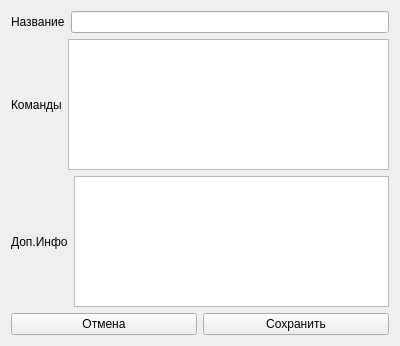
First picture: the form in BotProgram/modules/ui/EditActionForm.ui, repository Mukudori/IntellectualDialogueSystem, before the edit.
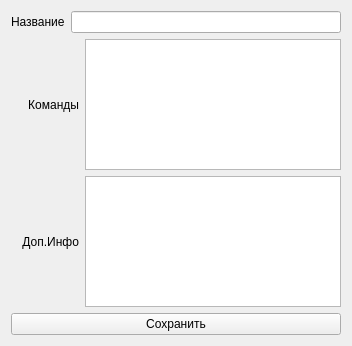
Second picture: the form after the edit.

What changed in the file:
```diff
--- a/BotProgram/modules/ui/EditActionForm.ui
+++ b/BotProgram/modules/ui/EditActionForm.ui
@@ -6,7 +6,7 @@
    <rect>
     <x>0</x>
     <y>0</y>
-    <width>400</width>
+    <width>352</width>
     <height>346</height>
    </rect>
   </property>
@@ -35,10 +35,20 @@
        <property name="text">
         <string>Команды</string>
        </property>
+       <property name="alignment">
+        <set>Qt::AlignRight|Qt::AlignTrailing|Qt::AlignVCenter</set>
+       </property>
       </widget>
      </item>
      <item>
-      <widget class="QTextEdit" name="teComand"/>
+      <widget class="QTextEdit" name="teComand">
+       <property name="sizePolicy">
+        <sizepolicy hsizetype="Preferred" vsizetype="Expanding">
+         <horstretch>0</horstretch>
+         <verstretch>0</verstretch>
+        </sizepolicy>
+       </property>
+      </widget>
      </item>
     </layout>
    </item>
@@ -49,22 +59,25 @@
        <property name="text">
         <string>Доп.Инфо</string>
        </property>
+       <property name="alignment">
+        <set>Qt::AlignRight|Qt::AlignTrailing|Qt::AlignVCenter</set>
+       </property>
       </widget>
      </item>
      <item>
-      <widget class="QTextEdit" name="teNote"/>
+      <widget class="QTextEdit" name="teNote">
+       <property name="sizePolicy">
+        <sizepolicy hsizetype="Preferred" vsizetype="Expanding">
+         <horstretch>0</horstretch>
+         <verstretch>0</verstretch>
+        </sizepolicy>
+       </property>
+      </widget>
      </item>
     </layout>
    </item>
    <item>
     <layout class="QHBoxLayout" name="horizontalLayout">
-     <item>
-      <widget class="QPushButton" name="pbCansel">
-       <property name="text">
-        <string>Отмена</string>
-       </property>
-      </widget>
-     </item>
      <item>
       <widget class="QPushButton" name="pbSave">
        <property name="text">
```
Left out of the diff: 2 changed lines with no effect on the pictures.
